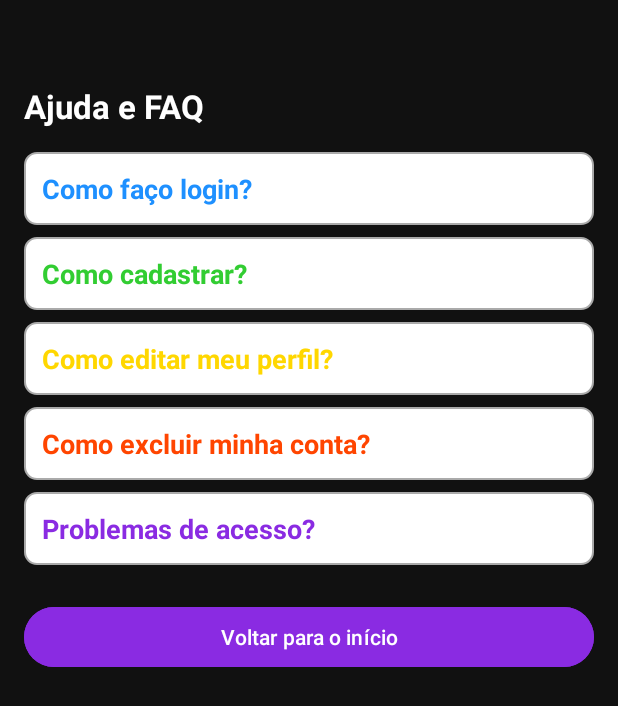
After one commit to Nickolas-Pedroso/Mobile_AprovIA, an Android app: the faq_ajuda screen opened directly, with no data from a screen before it, on a phone screen of 412 x 824 dp. The commit adds this screen. Shown: the top 706 px of the screen. Run offline under Robolectric (Android 15) with nearby library versions, the phone set to English and light mode, and no system bars.

Commit message:
Adiconando tela de FAQ

```diff
--- a/app/src/main/AndroidManifest.xml
+++ b/app/src/main/AndroidManifest.xml
@@ -12,6 +12,9 @@
         android:supportsRtl="true"
         android:theme="@style/Theme.AprovIA">
         <activity
+            android:name=".faq_ajuda"
+            android:exported="false" />
+        <activity
             android:name=".telaSplash"
             android:exported="true">
             <intent-filter>
@@ -25,11 +28,10 @@
             android:exported="false" />
         <activity
             android:name=".LoginActivity"
-            android:exported="true">
-        </activity>
+            android:exported="true"></activity>
         <activity
-        android:name=".MainActivity"
-        android:exported="true" />
+            android:name=".MainActivity"
+            android:exported="true" />
     </application>
 
 </manifest>
--- a/app/src/main/java/com/example/aprovia/CadastroActivity.kt
+++ b/app/src/main/java/com/example/aprovia/CadastroActivity.kt
@@ -98,6 +98,8 @@ class CadastroActivity : AppCompatActivity() {
             else{
                 // Cadastro bem-sucedido
                 Toast.makeText(this, "Cadastro bem-sucedido", Toast.LENGTH_SHORT).show()
+                val intent = Intent(this, LoginActivity::class.java)
+                startActivity(intent)
             }
         }
     }
--- a/app/src/main/java/com/example/aprovia/LoginActivity.kt
+++ b/app/src/main/java/com/example/aprovia/LoginActivity.kt
@@ -41,6 +41,13 @@ class LoginActivity : AppCompatActivity() {
             startActivity(intent)
         }
 
+        // Tela de cadastro
+        val ajuda = findViewById<TextView>(R.id.txtAjuda)
+        ajuda.setOnClickListener {
+            val intent = Intent(this, faq_ajuda::class.java)
+            startActivity(intent)
+        }
+
         // Botão de login
         val btnLogin = findViewById<Button>(R.id.btnLogin)
         val edtUser = findViewById<EditText>(R.id.edtUser)
--- /dev/null
+++ b/app/src/main/java/com/example/aprovia/faq_ajuda.kt
@@ -0,0 +1,52 @@
+package com.example.aprovia
+
+import android.content.Intent
+import android.os.Bundle
+import android.view.View
+import android.widget.Button
+import android.widget.LinearLayout
+import android.widget.TextView
+import androidx.activity.enableEdgeToEdge
+import androidx.appcompat.app.AppCompatActivity
+
+
+class faq_ajuda : AppCompatActivity() {
+    override fun onCreate(savedInstanceState: Bundle?) {
+        super.onCreate(savedInstanceState)
+        enableEdgeToEdge()
+        setContentView(R.layout.activity_faq_ajuda)
+
+        val q1 = findViewById<LinearLayout>(R.id.q1)
+        val a1 = findViewById<TextView>(R.id.tvA1)
+
+        val q2 = findViewById<LinearLayout>(R.id.q2)
+        val a2 = findViewById<TextView>(R.id.tvA2)
+
+        val q3 = findViewById<LinearLayout>(R.id.q3)
+        val a3 = findViewById<TextView>(R.id.tvA3)
+
+        val q4 = findViewById<LinearLayout>(R.id.q4)
+        val a4 = findViewById<TextView>(R.id.tvA4)
+
+        val q5 = findViewById<LinearLayout>(R.id.q5)
+        val a5 = findViewById<TextView>(R.id.tvA5)
+
+        val btnBack = findViewById<Button>(R.id.btnBack)
+
+        // Ação de expandir/colapsar
+        q1.setOnClickListener { toggleVisibility(a1) }
+        q2.setOnClickListener { toggleVisibility(a2) }
+        q3.setOnClickListener { toggleVisibility(a3) }
+        q4.setOnClickListener { toggleVisibility(a4) }
+        q5.setOnClickListener { toggleVisibility(a5) }
+
+        // Voltar para a tela de login
+        btnBack.setOnClickListener {
+            val intent = Intent(this, LoginActivity::class.java)
+            startActivity(intent)
+        }
+    }
+    private fun toggleVisibility(view: View) {
+        view.visibility = if (view.visibility == View.GONE) View.VISIBLE else View.GONE
+    }
+}
--- a/app/src/main/res/drawable/bg_card.xml
+++ b/app/src/main/res/drawable/bg_card.xml
@@ -12,4 +12,5 @@
         android:left="8dp"
         android:right="8dp"
         android:top="8dp"/>
+
 </shape>
--- /dev/null
+++ b/app/src/main/res/layout/activity_faq_ajuda.xml
@@ -0,0 +1,188 @@
+<?xml version="1.0" encoding="utf-8"?>
+<ScrollView xmlns:android="http://schemas.android.com/apk/res/android"
+    android:id="@+id/main"
+    android:layout_width="match_parent"
+    android:layout_height="match_parent"
+    android:background="#111111"
+    android:padding="16dp">
+
+
+    <LinearLayout
+        android:layout_width="match_parent"
+        android:layout_height="wrap_content"
+        android:orientation="vertical">
+
+        <!-- Título -->
+        <TextView
+            android:id="@+id/titleFaq"
+            android:layout_width="wrap_content"
+            android:layout_height="wrap_content"
+            android:layout_marginTop="40dp"
+            android:layout_marginBottom="16dp"
+            android:text="Ajuda e FAQ"
+            android:textColor="@android:color/white"
+            android:textSize="22sp"
+            android:textStyle="bold" />
+
+        <!-- Pergunta 1 -->
+        <LinearLayout
+            android:id="@+id/q1"
+            android:layout_width="match_parent"
+            android:layout_height="wrap_content"
+            android:layout_marginBottom="8dp"
+            android:background="@drawable/bg_card"
+            android:orientation="vertical"
+            android:padding="12dp">
+
+            <TextView
+                android:id="@+id/tvQ1"
+                android:layout_width="match_parent"
+                android:layout_height="wrap_content"
+                android:text="Como faço login?"
+                android:textColor="#1E90FF"
+                android:textSize="18sp"
+                android:textStyle="bold" />
+
+            <TextView
+                android:id="@+id/tvA1"
+                android:layout_width="match_parent"
+                android:layout_height="wrap_content"
+                android:paddingTop="8dp"
+                android:text="Use seu nome de usuário e senha cadastrados. Se esquecer a senha, contate o suporte."
+                android:textColor="@android:color/darker_gray"
+                android:textSize="16sp"
+                android:visibility="gone" />
+        </LinearLayout>
+
+        <!-- Pergunta 2 -->
+        <LinearLayout
+            android:id="@+id/q2"
+            android:layout_width="match_parent"
+            android:layout_height="wrap_content"
+            android:layout_marginBottom="8dp"
+            android:background="@drawable/bg_card"
+            android:orientation="vertical"
+            android:padding="12dp">
+
+            <TextView
+                android:id="@+id/tvQ2"
+                android:layout_width="match_parent"
+                android:layout_height="wrap_content"
+                android:text="Como cadastrar?"
+                android:textColor="#32CD32"
+                android:textSize="18sp"
+                android:textStyle="bold" />
+
+            <TextView
+                android:id="@+id/tvA2"
+                android:layout_width="match_parent"
+                android:layout_height="wrap_content"
+                android:paddingTop="8dp"
+                android:text="Clique em cadastrar e preencha os dados necessários."
+                android:textColor="@android:color/darker_gray"
+                android:textSize="16sp"
+                android:visibility="gone" />
+        </LinearLayout>
+
+        <!-- Pergunta 3 -->
+        <LinearLayout
+            android:id="@+id/q3"
+            android:layout_width="match_parent"
+            android:layout_height="wrap_content"
+            android:layout_marginBottom="8dp"
+            android:background="@drawable/bg_card"
+            android:orientation="vertical"
+            android:padding="12dp">
+
+            <TextView
+                android:id="@+id/tvQ3"
+                android:layout_width="match_parent"
+                android:layout_height="wrap_content"
+                android:text="Como editar meu perfil?"
+                android:textColor="#FFD700"
+                android:textSize="18sp"
+                android:textStyle="bold" />
+
+            <TextView
+                android:id="@+id/tvA3"
+                android:layout_width="match_parent"
+                android:layout_height="wrap_content"
+                android:paddingTop="8dp"
+                android:text="Acesse seu perfil e clique em editar."
+                android:textColor="@android:color/darker_gray"
+                android:textSize="16sp"
+                android:visibility="gone" />
+        </LinearLayout>
+
+        <!-- Pergunta 4 -->
+        <LinearLayout
+            android:id="@+id/q4"
+            android:layout_width="match_parent"
+            android:layout_height="wrap_content"
+            android:layout_marginBottom="8dp"
+            android:background="@drawable/bg_card"
+            android:orientation="vertical"
+            android:padding="12dp">
+
+            <TextView
+                android:id="@+id/tvQ4"
+                android:layout_width="match_parent"
+                android:layout_height="wrap_content"
+                android:text="Como excluir minha conta?"
+                android:textColor="#FF4500"
+                android:textSize="18sp"
+                android:textStyle="bold" />
+
+            <TextView
+                android:id="@+id/tvA4"
+                android:layout_width="match_parent"
+                android:layout_height="wrap_content"
+                android:paddingTop="8dp"
+                android:text="Entre em contato com o suporte para exclusão."
+                android:textColor="@android:color/darker_gray"
+                android:textSize="16sp"
+                android:visibility="gone" />
+        </LinearLayout>
+
+        <!-- Pergunta 5 -->
+        <LinearLayout
+            android:id="@+id/q5"
+            android:layout_width="match_parent"
+            android:layout_height="wrap_content"
+            android:layout_marginBottom="8dp"
+            android:background="@drawable/bg_card"
+            android:orientation="vertical"
+            android:padding="12dp">
+
+            <TextView
+                android:id="@+id/tvQ5"
+                android:layout_width="match_parent"
+                android:layout_height="wrap_content"
+                android:text="Problemas de acesso?"
+                android:textColor="#8A2BE2"
+                android:textSize="18sp"
+                android:textStyle="bold" />
+
+            <TextView
+                android:id="@+id/tvA5"
+                android:layout_width="match_parent"
+                android:layout_height="wrap_content"
+                android:paddingTop="8dp"
+                android:text="Verifique sua conexão ou entre em contato com o suporte."
+                android:textColor="@android:color/darker_gray"
+                android:textSize="16sp"
+                android:visibility="gone" />
+        </LinearLayout>
+
+        <!-- Botão -->
+        <Button
+            android:id="@+id/btnBack"
+            android:layout_width="match_parent"
+            android:layout_height="wrap_content"
+            android:layout_marginTop="16dp"
+            android:backgroundTint="#8A2BE2"
+            android:text="Voltar para o início"
+            android:textAllCaps="false"
+            android:textColor="@android:color/white" />
+    </LinearLayout>
+</ScrollView>
--- a/app/src/main/res/layout/activity_login.xml
+++ b/app/src/main/res/layout/activity_login.xml
@@ -93,9 +93,10 @@
             android:id="@+id/txtAjuda"
             android:layout_width="wrap_content"
             android:layout_height="wrap_content"
+            android:layout_gravity="center"
+            android:clickable="true"
             android:text="Precisa de ajuda?"
-            android:textColor="@android:color/darker_gray"
-            android:layout_gravity="center" />
+            android:textColor="@android:color/darker_gray" />
 
     </LinearLayout>
 
```
